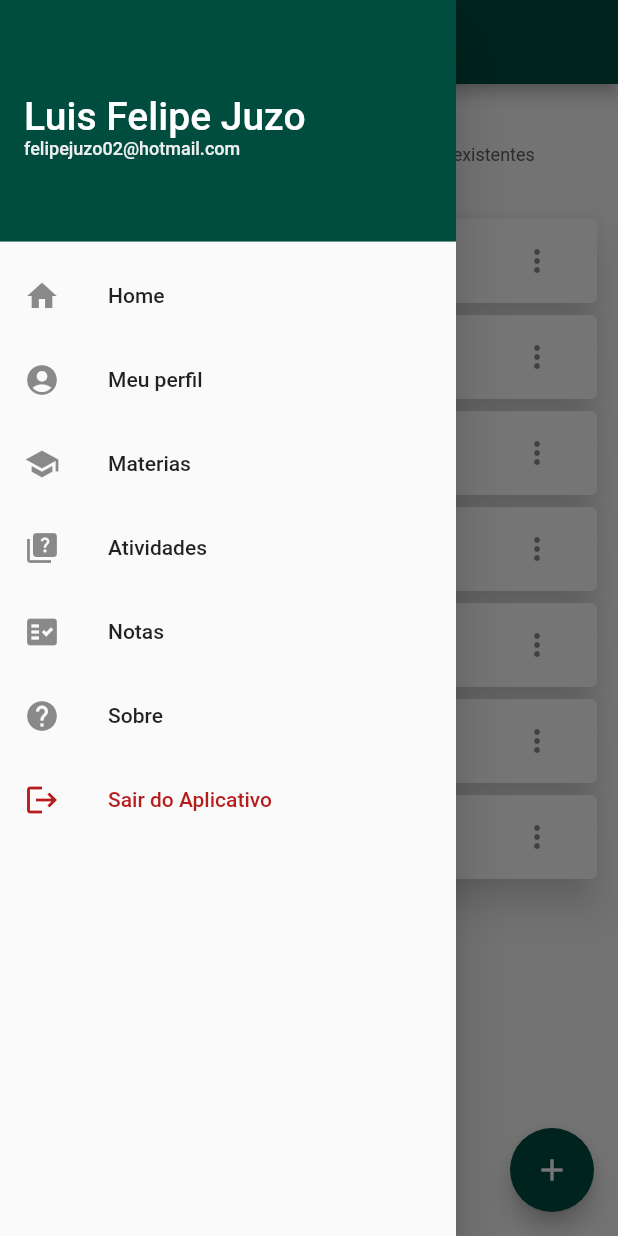
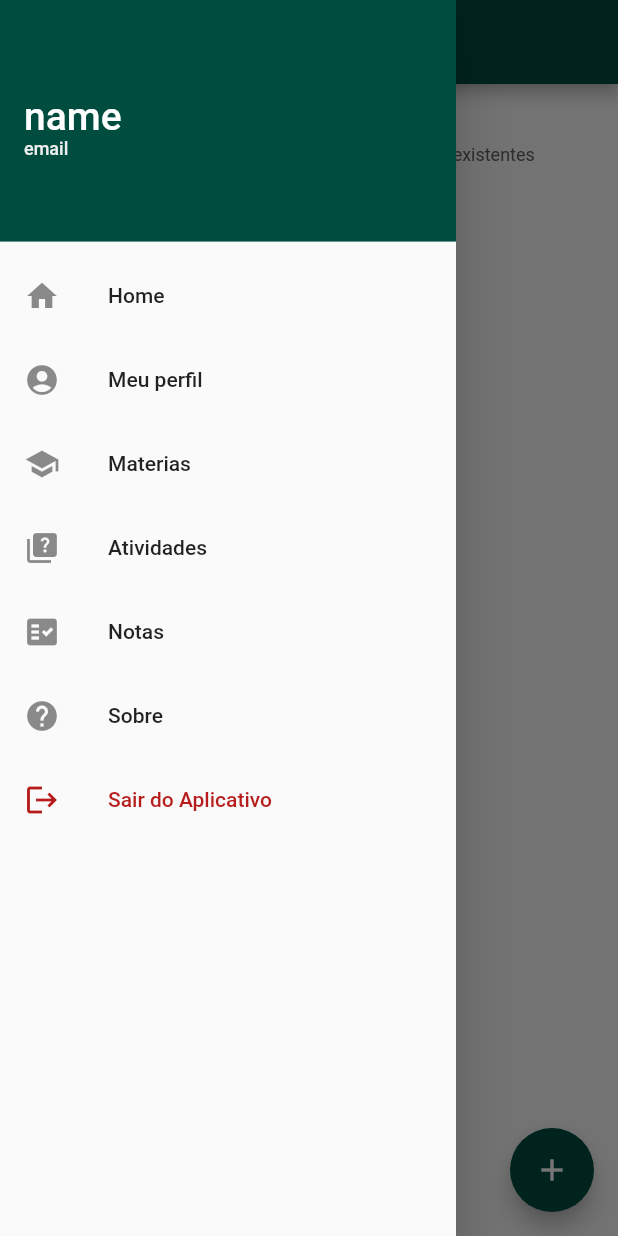
Before and after one commit to felipejuzo02/my_note, a Flutter app: the Materias screen opened by its route, with the side drawer open, on a phone screen of 412 x 824 dp. Run offline on Flutter 3.47's test engine with Material 2 defaults, Android fonts, the phone set to English and light mode, and no system bars; our stand-ins replace cloud_firestore, firebase_auth; accounts and stored records are empty.

```diff
--- a/lib/Home.dart
+++ b/lib/Home.dart
@@ -1,4 +1,6 @@
+import 'package:cloud_firestore/cloud_firestore.dart';
 import 'package:flutter/material.dart';
+import 'package:my_note/classes/Profile.dart';
 import 'package:my_note/components/Header.dart';
 import 'package:my_note/components/ItemsAppBar.dart';
 
@@ -8,6 +10,12 @@ class Home extends StatefulWidget {
   @override
   _HomeState createState() => _HomeState();
 }
+
+getTeste() {
+  return 'teste';
+}
+
+Profile profile = new Profile('name', 'email', 'birthDate', 'password');
 
 class _HomeState extends State<Home> {
   @override
--- a/lib/Materias.dart
+++ b/lib/Materias.dart
@@ -1,6 +1,7 @@
 import 'package:flutter/material.dart';
 import 'package:my_note/components/Header.dart';
 import 'package:my_note/components/ItemsAppBar.dart';
+import 'package:cloud_firestore/cloud_firestore.dart';
 
 class Materias extends StatefulWidget {
   const Materias({Key? key}) : super(key: key);
@@ -10,19 +11,69 @@ class Materias extends StatefulWidget {
 }
 
 class _MateriasState extends State<Materias> {
-  var materias = [];
+  late CollectionReference materiasT;
   var materiaName = TextEditingController();
 
   @override
   void initState() {
-    materias.add('Programação Orientada a Objetos');
-    materias.add('Programação Dispositivos Móveis');
-    materias.add('Engenharia de Software');
-    materias.add('Inglês');
-    materias.add('Metodologia de Pesquisa Cientifíca');
-    materias.add('Sistemas Operacionais');
-    materias.add('Banco de Dados');
     super.initState();
+    materiasT = FirebaseFirestore.instance.collection('subjects');
+  }
+
+  Widget CardMaterias(item) {
+    String nome = item.data()['name'];
+    return Card(
+      elevation: 10,
+      shadowColor: Colors.grey.shade200,
+      child: ListTile(
+        title: Text(
+          nome,
+          style: TextStyle(
+            fontSize: 16,
+          ),
+        ),
+        trailing: PopupMenuButton(
+          itemBuilder: (context) => <PopupMenuEntry>[
+            PopupMenuItem(
+              child: Row(
+                children: [
+                  Icon(Icons.edit),
+                  Text('Editar'),
+                ],
+              ),
+              onTap: () async {
+                materiasT.doc(item.id).set({'name': 'clayton'});
+              },
+            ),
+            PopupMenuItem(
+              child: Row(
+                children: [
+                  Icon(
+                    Icons.delete,
+                    color: Colors.red.shade900,
+                  ),
+                  Text(
+                    'Excluir',
+                    style: TextStyle(
+                      color: Colors.red.shade900,
+                    ),
+                  ),
+                ],
+              ),
+              onTap: () {
+                setState(() {
+                  materiasT.doc(item.id).delete();
+                  ScaffoldMessenger.of(context).showSnackBar(SnackBar(
+                    content: Text('Matéria removida com sucesso!'),
+                    duration: Duration(seconds: 2),
+                  ));
+                });
+              },
+            ),
+          ],
+        ),
+      ),
+    );
   }
 
   @override
@@ -45,65 +96,27 @@ class _MateriasState extends State<Materias> {
             ),
             Expanded(
               child: Container(
-                child: ListView.builder(
-                  scrollDirection: Axis.vertical,
-                  itemCount: materias.length,
-                  itemBuilder: (context, index) {
-                    return Card(
-                      elevation: 10,
-                      shadowColor: Colors.grey.shade200,
-                      child: ListTile(
-                        title: Text(
-                          materias[index],
-                          style: TextStyle(
-                            fontSize: 16,
-                          ),
-                        ),
-                        trailing: PopupMenuButton(
-                          itemBuilder: (context) => <PopupMenuEntry>[
-                            PopupMenuItem(
-                              child: Row(
-                                children: [
-                                  Icon(Icons.edit),
-                                  Text('Editar'),
-                                ],
-                              ),
-                              onTap: () {},
-                            ),
-                            PopupMenuItem(
-                              child: Row(
-                                children: [
-                                  Icon(
-                                    Icons.delete,
-                                    color: Colors.red.shade900,
-                                  ),
-                                  Text(
-                                    'Excluir',
-                                    style: TextStyle(
-                                      color: Colors.red.shade900,
-                                    ),
-                                  ),
-                                ],
-                              ),
-                              onTap: () {
-                                setState(() {
-                                  materias.removeAt(index);
-                                  ScaffoldMessenger.of(context)
-                                      .showSnackBar(SnackBar(
-                                    content:
-                                        Text('Matéria removida com sucesso!'),
-                                    duration: Duration(seconds: 2),
-                                  ));
-                                });
-                              },
-                            ),
-                          ],
-                        ),
-                      ),
-                    );
-                  },
-                ),
-              ),
+                  child: StreamBuilder<QuerySnapshot>(
+                stream: materiasT.snapshots(),
+                builder: (context, snapshot) {
+                  switch (snapshot.connectionState) {
+                    case ConnectionState.none:
+                      return const Center(
+                          child: Text('Não foi possível conectar ao Firebase'));
+
+                    case ConnectionState.waiting:
+                      return const Center(child: CircularProgressIndicator());
+
+                    default:
+                      final dados = snapshot.requireData;
+                      return ListView.builder(
+                          itemCount: dados.size,
+                          itemBuilder: (context, index) {
+                            return CardMaterias(dados.docs[index]);
+                          });
+                  }
+                },
+              )),
             )
           ],
         ),
@@ -139,20 +152,33 @@ class _MateriasState extends State<Materias> {
                     TextButton(
                       onPressed: () {
                         setState(() {
-                          var msg = '';
                           if (materiaName.text.isNotEmpty) {
-                            materias.add(materiaName.text);
-                            materiaName.clear();
-                            msg = 'A matéria foi adiciona com sucesso!';
-                            Navigator.pop(context);
+                            materiasT
+                                .add({'name': materiaName.text}).then((value) {
+                              ScaffoldMessenger.of(context)
+                                  .showSnackBar(SnackBar(
+                                content:
+                                    Text('Matéria adicionada com sucesso!'),
+                                duration: Duration(seconds: 2),
+                              ));
+
+                              materiaName.text = '';
+                              Navigator.pop(context);
+                            }).catchError((err) {
+                              ScaffoldMessenger.of(context)
+                                  .showSnackBar(SnackBar(
+                                content: Text('Erro ao adicionar matéria!'),
+                                duration: Duration(seconds: 2),
+                                backgroundColor: Colors.red.shade900,
+                              ));
+                            });
                           } else {
-                            msg = 'Favor digitar o nome da matéria!';
+                            ScaffoldMessenger.of(context).showSnackBar(SnackBar(
+                              content: Text('Favor escreva o nome da matéria'),
+                              duration: Duration(seconds: 2),
+                              backgroundColor: Colors.red.shade900,
+                            ));
                           }
-
-                          ScaffoldMessenger.of(context).showSnackBar(SnackBar(
-                            content: Text(msg),
-                            duration: Duration(seconds: 2),
-                          ));
                         });
                       },
                       child: Text('Salvar'),
--- a/lib/MeuPerfil.dart
+++ b/lib/MeuPerfil.dart
@@ -1,4 +1,5 @@
 import 'package:flutter/material.dart';
+import 'package:my_note/Home.dart';
 import 'package:my_note/components/Header.dart';
 import 'package:my_note/components/ItemsAppBar.dart';
 import 'package:my_note/components/MainButton.dart';
@@ -12,7 +13,10 @@ class MeuPerfil extends StatefulWidget {
 }
 
 class _MeuPerfilState extends State<MeuPerfil> {
-  var nome = 'Luis Felipe Juzo';
+  var name = profile.name;
+  var email = profile.email;
+  var password = profile.password;
+  var birthDate = profile.birthDate;
   var nomeController = TextEditingController();
 
   @override
@@ -80,7 +84,7 @@ class _MeuPerfilState extends State<MeuPerfil> {
                   child: Card(
                     child: ListTile(
                       title: Text('Nome'),
-                      subtitle: Text(nome),
+                      subtitle: Text(name),
                       trailing: IconButton(
                         onPressed: () {
                           EditarInfosModal('Editar nome:', 'Nome');
@@ -94,7 +98,7 @@ class _MeuPerfilState extends State<MeuPerfil> {
                   child: Card(
                     child: ListTile(
                       title: Text('E-mail'),
-                      subtitle: Text('felipejuzo02@hotmail.com'),
+                      subtitle: Text(email),
                       trailing: IconButton(
                         onPressed: () {
                           EditarInfosModal('Editar e-mail:', 'E-mail');
@@ -108,7 +112,7 @@ class _MeuPerfilState extends State<MeuPerfil> {
                   child: Card(
                     child: ListTile(
                       title: Text('Senha'),
-                      subtitle: Text('123456'),
+                      subtitle: Text(password),
                       trailing: IconButton(
                         onPressed: () {
                           EditarInfosModal('Editar senha:', 'Senha');
@@ -122,7 +126,7 @@ class _MeuPerfilState extends State<MeuPerfil> {
                   child: Card(
                     child: ListTile(
                       title: Text('Data nascimento'),
-                      subtitle: Text('19/07/2001'),
+                      subtitle: Text(birthDate),
                       trailing: IconButton(
                         onPressed: () {
                           EditarInfosModal(
--- /dev/null
+++ b/lib/classes/InfosLogin.dart
@@ -0,0 +1,4 @@
+class InfosLogin {
+  final String email;
+  InfosLogin(this.email);
+}
--- /dev/null
+++ b/lib/classes/Profile.dart
@@ -0,0 +1,7 @@
+class Profile {
+  String name;
+  String email;
+  String birthDate;
+  String password;
+  Profile(this.name, this.email, this.birthDate, this.password);
+}
--- a/lib/components/ItemsAppBar.dart
+++ b/lib/components/ItemsAppBar.dart
@@ -1,10 +1,34 @@
 import 'package:flutter/material.dart';
+import 'package:cloud_firestore/cloud_firestore.dart';
+import 'package:my_note/Home.dart';
 
-class ItemsAppBar extends StatelessWidget {
+class ItemsAppBar extends StatefulWidget {
   const ItemsAppBar({Key? key}) : super(key: key);
 
   @override
+  _ItemsAppBarState createState() => _ItemsAppBarState();
+}
+
+Widget informations(item) {
+  String name = item.data()['name'];
+  return Text(name);
+}
+
+class _ItemsAppBarState extends State<ItemsAppBar> {
+  String name = 's';
+  late CollectionReference materiasT;
+
+  @override
+  void initState() {
+    super.initState();
+    materiasT = FirebaseFirestore.instance.collection('subjects');
+  }
+
+  @override
   Widget build(BuildContext context) {
+    var name = profile.name;
+    var email = profile.email;
+    // var email = ModalRoute.of(context)!.settings.arguments as InfosLogin;
     return Container(
       child: ListView(
         children: [
@@ -17,14 +41,14 @@ class ItemsAppBar extends StatelessWidget {
               crossAxisAlignment: CrossAxisAlignment.start,
               children: [
                 Text(
-                  'Luis Felipe Juzo',
+                  name,
                   style: TextStyle(
                     color: Colors.white,
                     fontSize: 26,
                   ),
                 ),
                 Text(
-                  'felipejuzo02@hotmail.com',
+                  email,
                   style: TextStyle(
                     color: Colors.grey.shade200,
                     fontSize: 12,
@@ -37,6 +61,7 @@ class ItemsAppBar extends StatelessWidget {
             leading: Icon(Icons.home),
             title: Text('Home'),
             onTap: () {
+              print(name);
               Navigator.pushNamed(
                 context,
                 'home',
@@ -77,6 +102,7 @@ class ItemsAppBar extends StatelessWidget {
             leading: Icon(Icons.fact_check),
             title: Text('Notas'),
             onTap: () {
+              print('teste');
               Navigator.pushNamed(
                 context,
                 'notas',
```
Also changed, not shown: lib/Cadastrar.dart (+6 -10 lines), lib/Login.dart (+7 -1 lines).
